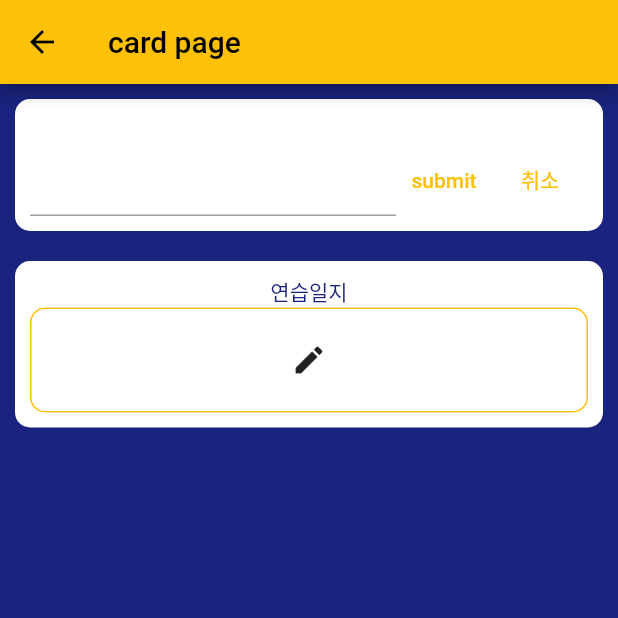
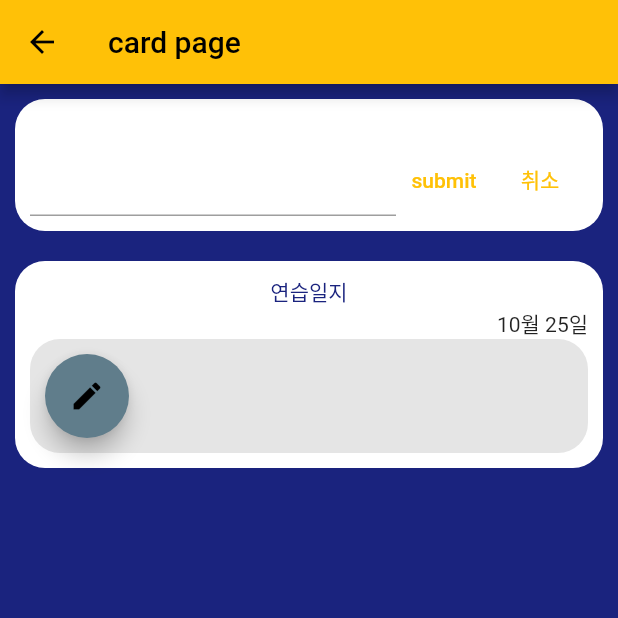
Before and after one commit to 5yearsKim/LessonCard, a Flutter app: the CardPage screen opened by its route, after a tap on the "add" icon, on a phone screen of 412 x 824 dp, the top half of it. Run offline on Flutter 3.47's test engine with Material 2 defaults, Android fonts, the phone set to English and light mode, and no system bars; drawn by our look-alikes of flutter_typeahead; our stand-ins replace get, sqflite, table_calendar; missing offline and left inert: flutter_material_color_picker; accounts and stored records are empty; statements that could not run were skipped.

Commit message:
fab not working with stack

```diff
--- a/lib/components/card/cardNote.dart
+++ b/lib/components/card/cardNote.dart
@@ -4,37 +4,39 @@ import 'package:get/get.dart';
 
 // custom
 import 'package:myapp/controller.dart';
+import 'package:myapp/utils/time.dart';
 
 class CardNote extends StatelessWidget {
-  const CardNote({ Key? key }) : super(key: key);
+  CardNote({Key? key}) : super(key: key);
+  final Controller ctrl = Get.find();
 
   @override
   Widget build(BuildContext context) {
     return Column(
       children: [
-        Text('연습일지',
+        Text(
+          '연습일지',
           style: TextStyle(
             color: Colors.indigo[900],
           ),
         ),
         Container(
-          alignment: Alignment.center,
+          alignment: Alignment.centerRight,
+          child: GetBuilder<Controller>(builder: (_) => Text('${datePrettify(ctrl.selectedDay)}')),
+        ),
+        Container(
           padding: EdgeInsets.all(10),
           width: double.infinity,
           decoration: BoxDecoration(
-            borderRadius: BorderRadius.circular(10),
-            border: Border.all(
-              width: 1,
-              color: Theme.of(context).primaryColor,
-            )
+            borderRadius: BorderRadius.circular(20),
+            color: Colors.black.withOpacity(0.1),
           ),
-          child: CardNoteContent()
-        ,)
+          child: CardNoteContent(),
+        ),
       ],
     );
   }
 }
-
 
 class CardNoteContent extends StatefulWidget {
   const CardNoteContent({Key? key}) : super(key: key);
@@ -65,9 +67,7 @@ class _CardNoteContentState extends State<CardNoteContent> {
         mainAxisSize: MainAxisSize.min,
         children: [
           TextField(
-            decoration: InputDecoration(
-              labelText: '연습일지를 적어보세요!'
-            ),
+            decoration: InputDecoration(labelText: '연습일지를 적어보세요!'),
             controller: noteTcr,
           ),
           Row(
@@ -92,17 +92,19 @@ class _CardNoteContentState extends State<CardNoteContent> {
         ],
       );
     } else {
-      return Wrap(
-        direction: Axis.horizontal,
-        crossAxisAlignment: WrapCrossAlignment.center,
+      return Stack(
+        clipBehavior: Clip.none,
         children: [
-          Text(noteTcr.text),
-          IconButton(
-            icon: Icon(Icons.edit),
-            tooltip: '수정하기',
+          Container(
+            alignment: Alignment.center,
+            child: Text(noteTcr.text),
+          ),
+          FloatingActionButton(
+            child: Icon(Icons.edit),
             onPressed: () {
               setState(() => isEdit = true);
             },
+            backgroundColor: Colors.blueGrey,
           ),
         ],
       );
--- a/lib/main.dart
+++ b/lib/main.dart
@@ -67,9 +67,9 @@ class _MyHomePageState extends State<MyHomePage> {
 
     _asyncMethod() async {
       await dbCtrl.initDb();
-      setState(() => isReady = true);
       ctrl.bringAllStamp();
       ctrl.bringSubjectName();
+      setState(() => isReady = true);
     }
     _asyncMethod();
   }
--- a/lib/screens/analysisPage.dart
+++ b/lib/screens/analysisPage.dart
@@ -20,6 +20,7 @@ class AnalysisPage extends StatelessWidget {
         child: Container(
           margin: EdgeInsets.all(15.0),
           padding: EdgeInsets.all(5.0),
+          alignment: Alignment.center,
           decoration: BoxDecoration(
             color: Colors.white,
             borderRadius: BorderRadius.circular(10.0),
@@ -52,6 +53,11 @@ class AnalysisContent extends StatelessWidget {
 
   @override
   Widget build(BuildContext context) {
+    if (keyOrder.isEmpty) {
+      return Container(
+        child: Text('아직 연습 내역이 없어요.'),
+      );
+    }
     return Column(
       children: [
         for (var k in keyOrder)
--- a/lib/screens/calendarPage.dart
+++ b/lib/screens/calendarPage.dart
@@ -19,38 +19,33 @@ class CalendarPage extends StatelessWidget {
         child: Column(
       children: [
         Container(
+          child: MyCalender(),
+          padding: EdgeInsets.all(15.0),
+          decoration: BoxDecoration(
+            color: Colors.white,
+            borderRadius: BorderRadius.only(
+              bottomLeft: Radius.circular(40),
+              bottomRight: Radius.circular(40),
+            ),
+          ),
+        ),
+        Container(
             alignment: Alignment.centerRight,
-          child: TextButton(
+            child: ElevatedButton.icon(
+              icon: Icon(Icons.insights),
+              style: ElevatedButton.styleFrom(
+                primary: Colors.indigo[700],
+                onPrimary: Colors.amber[300],
+                shape: RoundedRectangleBorder(
+                  borderRadius: BorderRadius.circular(20),
+                ),
+              ),
               onPressed: () {
                 Get.toNamed('/analysis');
               },
-            child: Text('데이터 분석'),
-          )
-        ),
-        Container(
-          child: MyCalender(),
-          margin: EdgeInsets.all(10.0),
-          padding: EdgeInsets.all(5.0),
-          decoration: BoxDecoration(
-            color: Colors.white,
-            borderRadius: BorderRadius.circular(10),
-          ),
-        ),
-        InkWell(
-          onTap: () async {
-            await ctrl.insertCard('test');
-            Get.toNamed('/card');
-          },
-          child: Container(
-              child: ScheduleBox(),
-              width: double.infinity,
-              margin: EdgeInsets.all(10.0),
-              padding: EdgeInsets.all(10.0),
-              decoration: BoxDecoration(
-                color: Colors.white,
-                borderRadius: BorderRadius.circular(10),
+              label: Text('데이터 분석'),
             )),
-        ),
+        MoveCard(),
       ],
     ));
   }
@@ -113,11 +108,70 @@ class _MyCalenderState extends State<MyCalender> {
           //     borderRadius: BorderRadius.circular(10)
           //   ),
           // ),
-          selectedDayPredicate: (DateTime date) =>
-              isSameDay(date, ctrl.selectedDay),
+          selectedDayPredicate: (DateTime date) => isSameDay(date, ctrl.selectedDay),
         ),
       ),
     );
+  }
+}
+
+class MoveCard extends StatelessWidget {
+  MoveCard({Key? key}) : super(key: key);
+  final Controller ctrl = Get.find();
+
+  @override
+  Widget build(BuildContext context) {
+    return GetBuilder<Controller>(builder: (_) {
+      bool hasCard = ctrl.todayCard != null && !ctrl.todayCard['note'].isEmpty;
+      if (hasCard) {
+        return InkWell(
+          onTap: () async {
+            await ctrl.insertCard('test');
+            Get.toNamed('/card');
+          },
+          child: Container(
+              child: ScheduleBox(),
+              width: double.infinity,
+              margin: EdgeInsets.all(10.0),
+              decoration: BoxDecoration(
+                color: Colors.blue[50],
+                borderRadius: BorderRadius.circular(20),
+              )),
+        );
+      }
+      return Container(
+        margin: EdgeInsets.all(10.0),
+        padding: EdgeInsets.all(10.0),
+        decoration: BoxDecoration(
+          color: Colors.white,
+          borderRadius: BorderRadius.circular(10),
+        ),
+        child: Column(children: [
+          GetBuilder<Controller>(builder: (_) => Text('${datePrettify(ctrl.selectedDay)}')),
+          Text('아직 연습 카드가 없어요. 연습카드를 추가해보세요.'),
+          ClipOval(
+            child: Material(
+              color: Colors.amber, // Button color
+              child: InkWell(
+                splashColor: Colors.indigo[900], // Splash color
+                onTap: () async {
+                  await ctrl.insertCard('test');
+                  Get.toNamed('/card');
+                },
+                child: SizedBox(
+                    width: 40,
+                    height: 40,
+                    child: Icon(
+                      Icons.add,
+                      size: 30,
+                      color: Colors.white,
+                    )),
+              ),
+            ),
+          )
+        ]),
+      );
+    });
   }
 }
 
@@ -126,18 +180,12 @@ class ScheduleBox extends StatelessWidget {
   // final DBHelper dbCtrl = Get.find();
   final Controller ctrl = Get.find();
 
-  @override
-  Widget build(BuildContext context) {
-    return Column(
-      children: [
-        Container(
-          child:
-              GetBuilder<Controller>(
-                builder: (_) => Text('${datePrettify(ctrl.selectedDay)}')
-              ),
-        ),
-        Container(
-          margin: EdgeInsets.fromLTRB(0, 10, 0, 10),
+  Widget wrapSubject() {
+    return Container(
+      // margin: EdgeInsets.fromLTRB(0, 10, 0, 10),
+      width: double.infinity,
+      padding: EdgeInsets.all(10),
+      alignment: Alignment.center,
       child: GetBuilder<Controller>(builder: (_) {
         return Wrap(
           spacing: 8.0, // gap between adjacent chips
@@ -150,23 +198,23 @@ class ScheduleBox extends StatelessWidget {
                     borderRadius: BorderRadius.circular(10),
                     color: code2color(item['color']),
                   ),
-                      child: Text(item['subject_name'],
-                          style: TextStyle(color: Colors.white))),
+                  child: Text(item['subject_name'], style: TextStyle(color: Colors.white))),
           ],
         );
       }),
-        ),
+    );
+  }
 
-        // note
-        Container(
+  Widget todayNote() {
+    return GetBuilder<Controller>(builder: (_) {
+      bool hasNote = ctrl.todayCard != null && !ctrl.todayCard['note'].isEmpty;
+      if (!hasNote) {
+        return Container();
+      }
+      return Container(
           width: double.infinity,
           padding: EdgeInsets.all(10),
-            decoration: BoxDecoration(
-                borderRadius: BorderRadius.circular((10)),
-                border: Border.all(
-                  width: 1,
-                  color: Theme.of(context).primaryColor,
-                )),
+          margin: EdgeInsets.all(10),
           child: Column(
             children: [
               Text(
@@ -175,13 +223,35 @@ class ScheduleBox extends StatelessWidget {
                   color: Colors.indigo[900],
                 ),
               ),
-                GetBuilder<Controller>(builder: (_) {
-                  return ctrl.todayCard == null
-                      ? Text('')
-                      : Text('${ctrl.todayCard['note']}');
-                }),
+              Text('${ctrl.todayCard['note']}'),
             ],
+          ));
+    });
+  }
+
+  @override
+  Widget build(BuildContext context) {
+    return Column(
+      children: [
+        Container(
+          margin: EdgeInsets.all(10),
+          child: GetBuilder<Controller>(builder: (_) => Text('${datePrettify(ctrl.selectedDay)}',
+            style: TextStyle(color: Colors.indigo[900]),
           )),
+        ),
+        Container(
+          // margin: EdgeInsets.fromLTRB(10, 0, 10, 10),
+          decoration: BoxDecoration(
+            color: Colors.white,
+            borderRadius: BorderRadius.circular(20),
+          ),
+          child: Column(
+            children: [
+              wrapSubject(),
+              todayNote()
+            ],
+          ),
+        )
       ],
     );
   }
--- a/lib/screens/cardPage.dart
+++ b/lib/screens/cardPage.dart
@@ -42,7 +42,7 @@ class CardPageWrapper extends StatelessWidget {
           margin: EdgeInsets.all(10),
           padding: EdgeInsets.all(10),
           decoration: BoxDecoration(
-            borderRadius: BorderRadius.circular(10),
+            borderRadius: BorderRadius.circular(20),
             color: Colors.white,
           ),
           child: Column(
@@ -58,10 +58,10 @@ class CardPageWrapper extends StatelessWidget {
           padding: EdgeInsets.all(10),
           width: double.infinity,
           decoration: BoxDecoration(
-            borderRadius: BorderRadius.circular(10),
+            borderRadius: BorderRadius.circular(20),
             color: Colors.white,
           ),
-          child: CardNote(),          // child: Text('hello'),
+          child: CardNote(),
         ),
       ],
     );
@@ -151,7 +151,6 @@ class _AddTrackState extends State<AddTrack> {
                       style: TextStyle(
                         color: info == null ? null : code2color(info['color']),
                       ),
-
                     ),
                     suggestionsCallback: (pattern) {
                       return ctrl.subjectName.where(
```
Also changed, not shown: lib/components/card/trackButton.dart (+14 -10 lines). Lines whose indentation alone changed are shown as unchanged.
